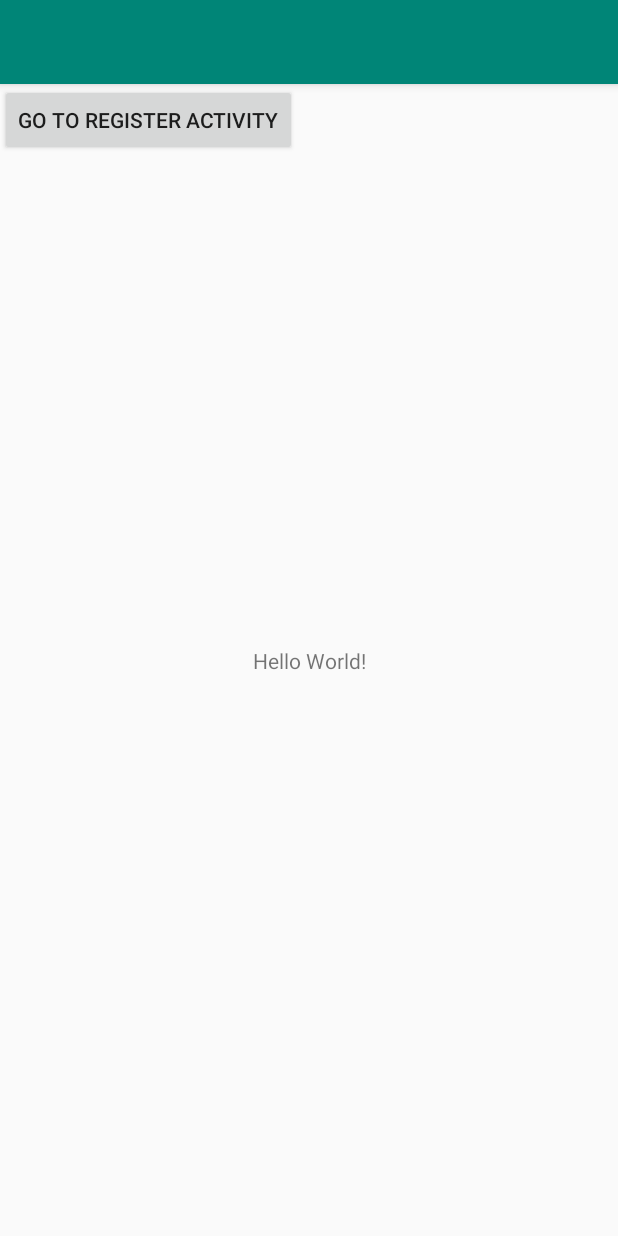
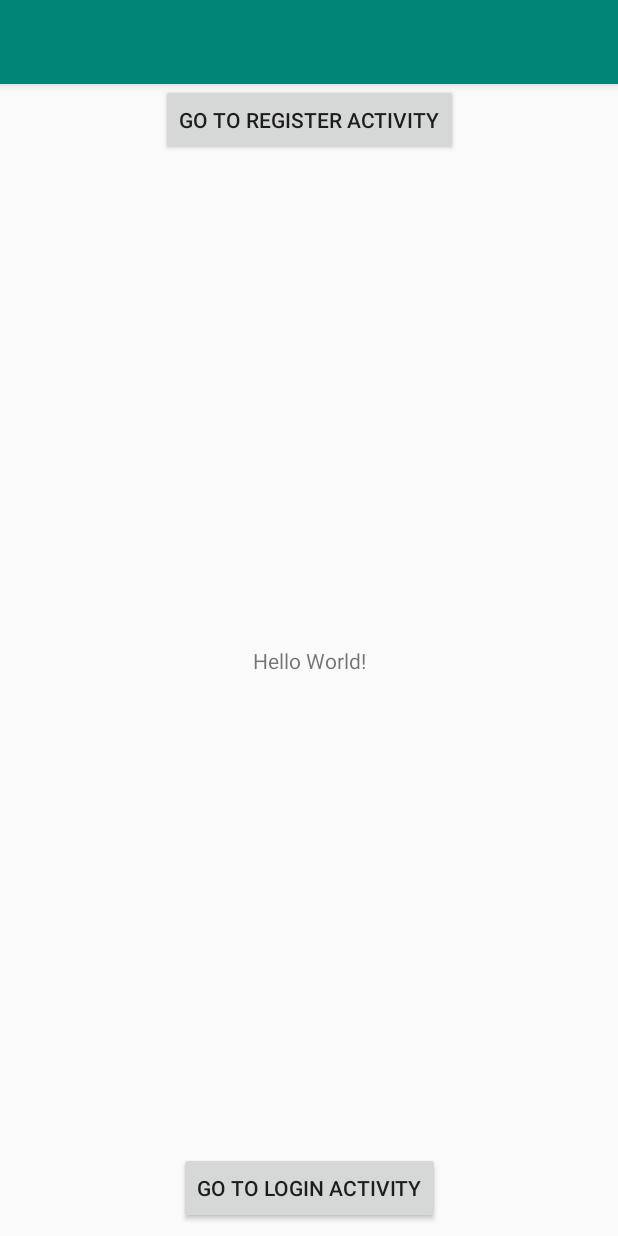
Before and after one commit to ailoaeicristina/HoroscopeApp, an Android app: the screen it shows after launch (MainActivity), on a phone screen of 412 x 824 dp. Run offline under Robolectric (Android 15) with nearby library versions, the phone set to English and light mode, and no system bars.

```diff
--- a/app/src/main/AndroidManifest.xml
+++ b/app/src/main/AndroidManifest.xml
@@ -11,7 +11,8 @@
         android:roundIcon="@mipmap/ic_launcher_round"
         android:supportsRtl="true"
         android:theme="@style/AppTheme">
-        <activity android:name=".Activities.HomeActivity"></activity>
+        <activity android:name=".Activities.LoginActivity"></activity>
+        <activity android:name=".Activities.HomeActivity" />
         <activity android:name=".Activities.RegisterActivity" />
         <activity android:name=".Activities.MainActivity" />
         <activity
--- a/app/src/main/java/com/example/myhoroscope/Activities/MainActivity.java
+++ b/app/src/main/java/com/example/myhoroscope/Activities/MainActivity.java
@@ -10,15 +10,17 @@ import com.example.myhoroscope.R;
 
 public class MainActivity extends AppCompatActivity {
 
-    Button button;
+    Button button1, button2;
 
     @Override
     protected void onCreate(Bundle savedInstanceState) {
         super.onCreate(savedInstanceState);
         setContentView(R.layout.activity_main);
 
-        button = findViewById(R.id.registeractivity);
-        button.setOnClickListener(new View.OnClickListener()
+        button1 = findViewById(R.id.registeractivity);
+        button2 = findViewById(R.id.loginactivity);
+
+        button1.setOnClickListener(new View.OnClickListener()
         {
             @Override
             public void onClick(View v)
@@ -26,11 +28,24 @@ public class MainActivity extends AppCompatActivity {
                 openRegisterActivity();
             }
         });
+
+        button2.setOnClickListener(new View.OnClickListener()
+        {
+            @Override
+            public void onClick(View v)
+            {
+                openLoginActivity();
+            }
+        });
+    }
+
+    private void openLoginActivity() {
+        Intent intent = new Intent(this, LoginActivity.class);
+        startActivity(intent);
     }
 
     public void openRegisterActivity() {
         Intent intent = new Intent(this, RegisterActivity.class);
         startActivity(intent);
-
     }
 }
--- a/app/src/main/res/layout/activity_main.xml
+++ b/app/src/main/res/layout/activity_main.xml
@@ -19,6 +19,22 @@
         android:id="@+id/registeractivity"
         android:layout_width="wrap_content"
         android:layout_height="wrap_content"
-        android:text="Go to register activity"/>
+        android:layout_marginStart="8dp"
+        android:layout_marginEnd="8dp"
+        android:text="Go to register activity"
+        app:layout_constraintEnd_toEndOf="parent"
+        app:layout_constraintStart_toStartOf="parent" />
+
+    <Button
+        android:id="@+id/loginactivity"
+        android:layout_width="wrap_content"
+        android:layout_height="wrap_content"
+        android:layout_marginStart="8dp"
+        android:layout_marginEnd="8dp"
+        android:layout_marginBottom="8dp"
+        android:text="Go to login activity"
+        app:layout_constraintBottom_toBottomOf="parent"
+        app:layout_constraintEnd_toEndOf="parent"
+        app:layout_constraintStart_toStartOf="parent" />
 
 </android.support.constraint.ConstraintLayout>
```
Also changed, not shown: app/src/main/java/com/example/myhoroscope/Activities/LoginActivity.java (added, +129 -0 lines), app/src/main/res/layout/activity_login.xml (added, +85 -0 lines).
